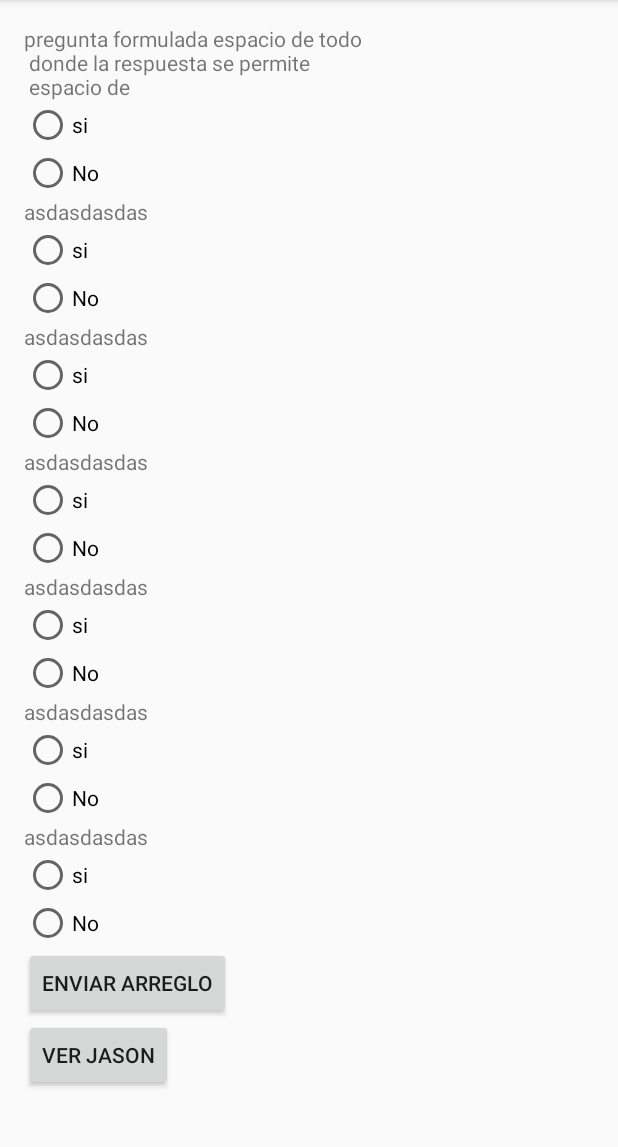
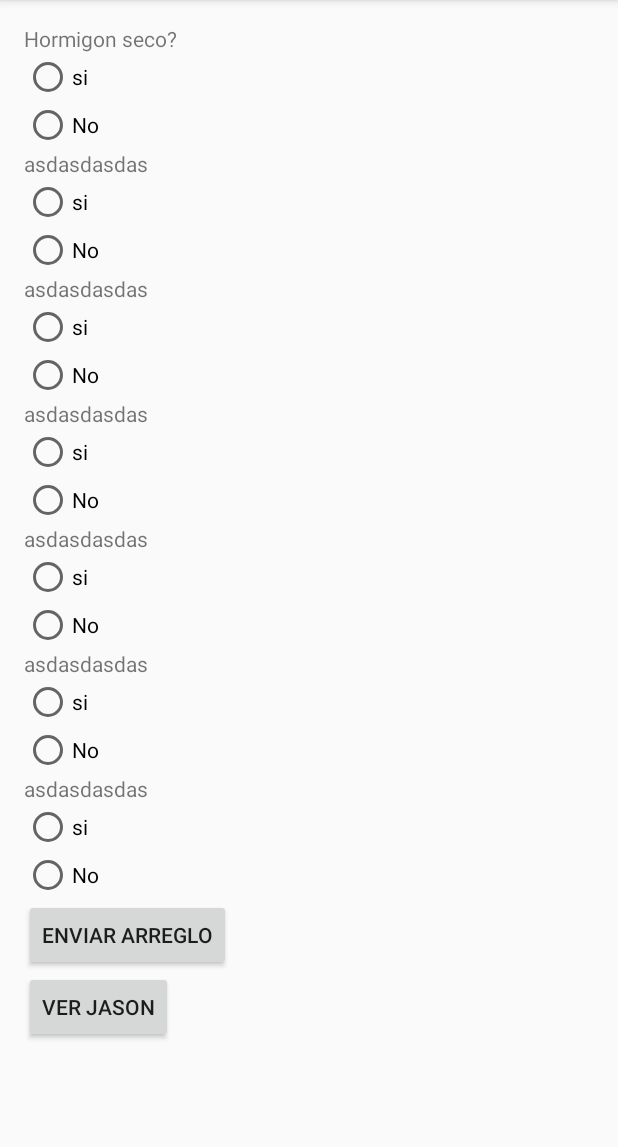
Before and after one commit to floresmatias/MyApplication3, an Android app: the Formulario screen opened directly, with no data from a screen before it, on a phone screen of 412 x 824 dp, the part 84-1231 px from its top. Run offline under Robolectric (Android 15) with nearby library versions, the phone set to English and light mode, and no system bars.

Commit message:
pregunta

```diff
--- a/app/src/main/res/layout/formulario.xml
+++ b/app/src/main/res/layout/formulario.xml
@@ -27,8 +27,7 @@
             <TextView
                 android:layout_width="wrap_content"
                 android:layout_height="wrap_content"
-                android:text="pregunta formulada espacio de todo\n donde la respuesta se permite\n espacio de
-                "/>
+                android:text="Hormigon seco?"/>
             <RadioGroup
                 android:layout_width="match_parent"
                 android:layout_height="wrap_content"
```
